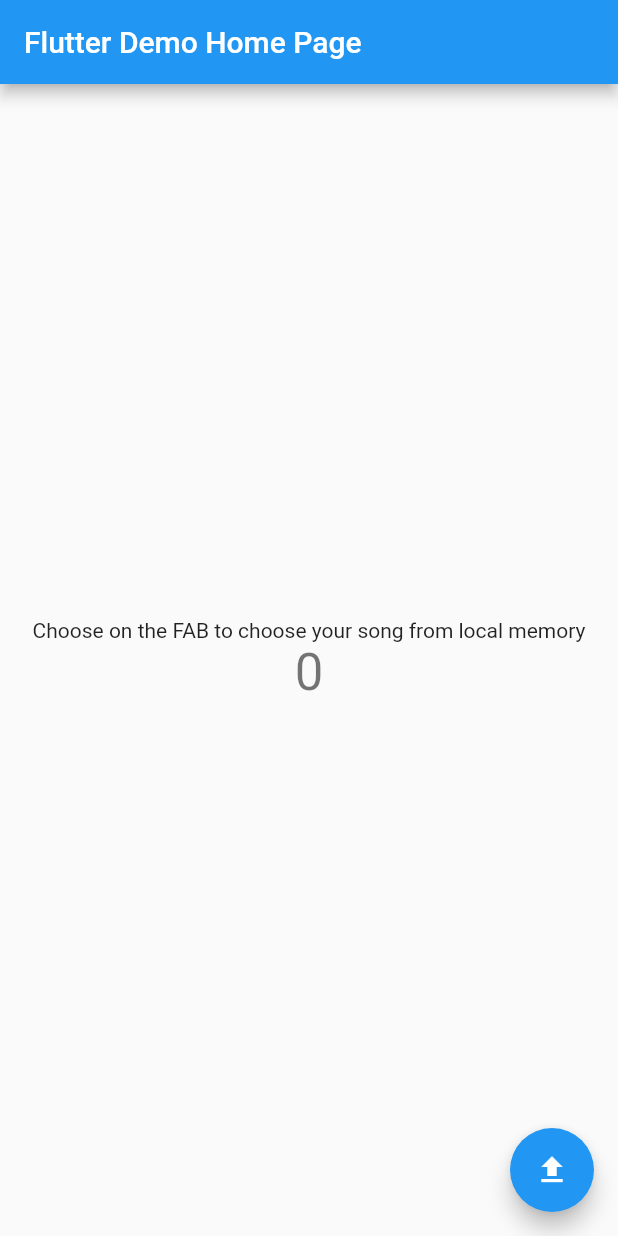
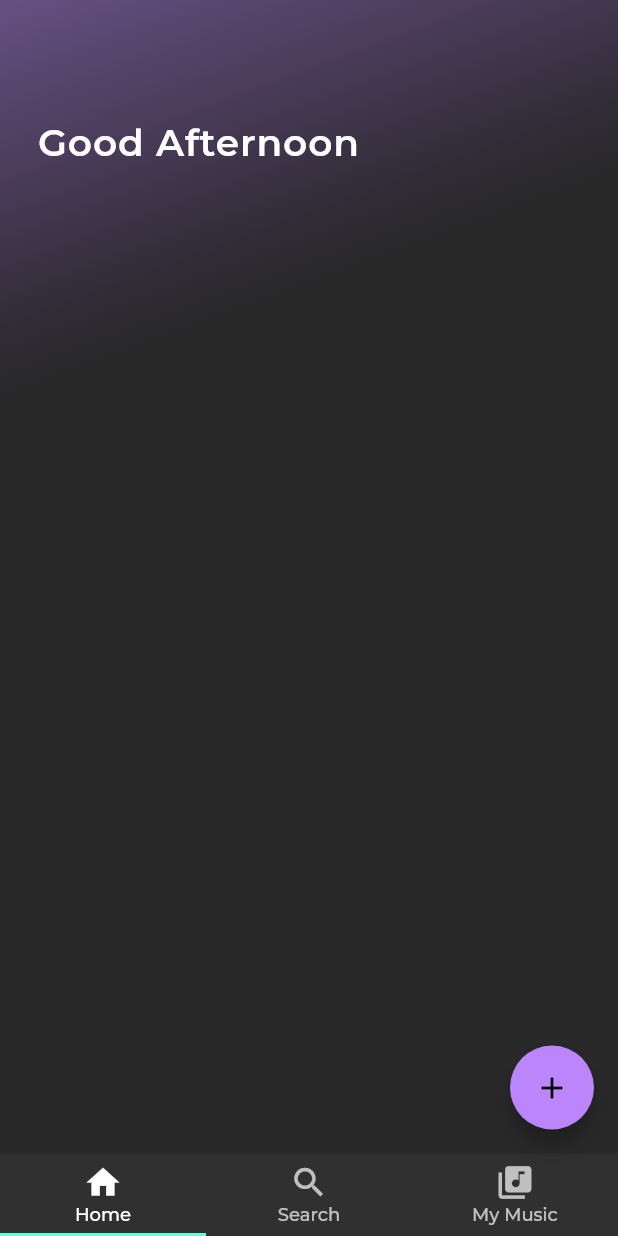
Before and after one commit to Dhiraj03/SpotifyClone, a Flutter app: the screen it shows after launch, on a phone screen of 412 x 824 dp. Run offline on Flutter 3.47's test engine with Material 2 defaults, Android fonts, the phone set to English and light mode, and no system bars; our stand-ins replace assets_audio_player, bloc, equatable, file_picker, flutter_icons, google_fonts and 1 more; accounts and stored records are empty; generated files the repository leaves out were written again.

Commit message:
Home and Dashboard Page skeleton done

```diff
--- a/lib/core/audio_player.dart
+++ b/lib/core/audio_player.dart
@@ -1,6 +1,7 @@
 import 'package:assets_audio_player/assets_audio_player.dart';
+import 'package:flutter/cupertino.dart';
 
-class AudioPlayer {
+class AudioPlayer extends ChangeNotifier{
   final audioPlayer = AssetsAudioPlayer();
   Future<void> playSong(int id) async{
 
--- a/lib/main.dart
+++ b/lib/main.dart
@@ -1,13 +1,18 @@
+import 'package:SpotifyClone/core/audio_player.dart';
 import 'package:SpotifyClone/data/models/album_art_model.dart';
 import 'package:SpotifyClone/data/models/playlist_model.dart';
 import 'package:SpotifyClone/data/models/song_details_model.dart';
+import 'package:SpotifyClone/presentation/pages/dashboard_page.dart';
 import 'package:flutter/material.dart';
 import 'package:file_picker/file_picker.dart';
 import 'package:assets_audio_player/assets_audio_player.dart';
+import 'package:google_fonts/google_fonts.dart';
 import 'package:hive/hive.dart';
 import 'package:path_provider/path_provider.dart' as path_provider;
+import 'package:provider/provider.dart';
 
 void main() async {
+  WidgetsFlutterBinding.ensureInitialized();
   final appDocumentDir = await path_provider.getApplicationDocumentsDirectory();
   Hive.init(appDocumentDir.path);
   Hive.registerAdapter(AlbumArtModelAdapter());
@@ -23,59 +28,10 @@ class MyApp extends StatelessWidget {
   @override
   Widget build(BuildContext context) {
     return MaterialApp(
-      title: 'Flutter Demo',
-      theme: ThemeData(
-        primarySwatch: Colors.blue,
-        visualDensity: VisualDensity.adaptivePlatformDensity,
-      ),
-      home: MyHomePage(title: 'Flutter Demo Home Page'),
-    );
+        debugShowCheckedModeBanner: false,
+        theme: ThemeData.dark(),
+        title: 'SpotifyClone',
+        home: ChangeNotifierProvider<AudioPlayer>(
+            create: (_) => AudioPlayer(), child: DashboardPage()));
   }
 }
-
-class MyHomePage extends StatefulWidget {
-  MyHomePage({Key key, this.title}) : super(key: key);
-  final String title;
-  @override
-  _MyHomePageState createState() => _MyHomePageState();
-}
-
-class _MyHomePageState extends State<MyHomePage> {
-  int _counter = 0;
-
-  void pickMusic() async {
-    final file = await FilePicker.getFile();
-    print('File path' + file.path);
-    final assetsAudioPlayer = AssetsAudioPlayer();
-    await assetsAudioPlayer.open(Audio.file(file.path), showNotification: true);
-    await assetsAudioPlayer.play();
-  }
-
-  @override
-  Widget build(BuildContext context) {
-    return Scaffold(
-      appBar: AppBar(
-        title: Text(widget.title),
-      ),
-      body: Center(
-        child: Column(
-          mainAxisAlignment: MainAxisAlignment.center,
-          children: <Widget>[
-            Text(
-              'Choose on the FAB to choose your song from local memory',
-            ),
-            Text(
-              '$_counter',
-              style: Theme.of(context).textTheme.headline4,
-            ),
-          ],
-        ),
-      ),
-      floatingActionButton: FloatingActionButton(
-        onPressed: pickMusic,
-        tooltip: 'Increment',
-        child: Icon(Icons.file_upload),
-      ),
-    );
-  }
-}
--- /dev/null
+++ b/lib/presentation/bloc/bloc/dashboard_bloc.dart
@@ -0,0 +1,18 @@
+import 'dart:async';
+
+import 'package:bloc/bloc.dart';
+import 'package:equatable/equatable.dart';
+
+part 'dashboard_event.dart';
+part 'dashboard_state.dart';
+
+// class DashboardBloc extends Bloc<DashboardEvent, DashboardState> {
+
+
+//   @override
+//   Stream<DashboardState> mapEventToState(
+//     DashboardEvent event,
+//   ) async* {
+
+//   }
+// }
--- /dev/null
+++ b/lib/presentation/bloc/bloc/dashboard_event.dart
@@ -0,0 +1,8 @@
+part of 'dashboard_bloc.dart';
+
+abstract class DashboardEvent extends Equatable {
+  const DashboardEvent();
+
+  @override
+  List<Object> get props => [];
+}
--- /dev/null
+++ b/lib/presentation/bloc/bloc/dashboard_state.dart
@@ -0,0 +1,10 @@
+part of 'dashboard_bloc.dart';
+
+abstract class DashboardState extends Equatable {
+  @override
+  List<Object> get props => [];
+}
+
+class DashboardInitial extends DashboardState {
+
+}
--- /dev/null
+++ b/lib/presentation/pages/dashboard_page.dart
@@ -0,0 +1,77 @@
+import 'package:SpotifyClone/presentation/pages/home_page.dart';
+import 'package:flutter/material.dart';
+import 'package:flutter_icons/flutter_icons.dart';
+import 'package:google_fonts/google_fonts.dart';
+
+class DashboardPage extends StatefulWidget {
+  @override
+  _DashboardPageState createState() => _DashboardPageState();
+}
+
+class _DashboardPageState extends State<DashboardPage>
+    with SingleTickerProviderStateMixin {
+  PageController pageController;
+  TabController tabController;
+  @override
+  void initState() {
+    pageController = PageController();
+    tabController = TabController(length: 3, vsync: this);
+    super.initState();
+  }
+
+  @override
+  Widget build(BuildContext context) {
+    return Scaffold(
+      floatingActionButton: FloatingActionButton(onPressed: (){},
+      child: Icon(Icons.add),backgroundColor: Color(0xFFBB86FC),),
+      bottomNavigationBar: Container(
+        height: 55,
+        child: TabBar(
+          indicatorPadding: EdgeInsets.zero,
+          labelPadding: EdgeInsets.zero,
+          controller: tabController, tabs: [
+          Tab(
+
+            iconMargin: EdgeInsets.all(1),
+            icon: Icon(
+              Icons.home,
+              size: 26,
+            ),
+            child: Text(
+              'Home',
+            style: GoogleFonts.montserrat(fontSize: 12),
+            ),
+          ),
+          Tab(
+
+            iconMargin: EdgeInsets.all(1),
+            icon: Icon(
+              Icons.search,
+              size: 26,
+            ),
+            child: Text(
+              'Search',
+            style: GoogleFonts.montserrat(fontSize: 12),
+            ),
+          ),
+          Tab(
+            iconMargin: EdgeInsets.all(1),
+            icon: Icon(
+             MaterialIcons.library_music,
+              size: 26,
+            ),
+            child: Text(
+              'My Music',
+              style: GoogleFonts.montserrat(fontSize: 12),
+            ),
+          ),
+        ]),
+      ),
+
+      body: PageView(
+        controller: pageController,
+        children: <Widget>[HomePage()],
+      ),
+    );
+  }
+}
--- /dev/null
+++ b/lib/presentation/pages/home_page.dart
@@ -0,0 +1,27 @@
+import 'package:flutter/material.dart';
+import 'package:google_fonts/google_fonts.dart';
+
+class HomePage extends StatefulWidget {
+  @override
+  _HomePageState createState() => _HomePageState();
+}
+
+class _HomePageState extends State<HomePage> {
+  @override
+  Widget build(BuildContext context) {
+    return Container(
+      decoration: BoxDecoration(
+          gradient: LinearGradient(
+              begin: FractionalOffset(0, 0),
+              end: FractionalOffset(0.22, 0.32),
+              colors: [Color(0xE06E548F),Color(0xE05B4773),Color(0xE0483A58),Color(0xE0342E3C), Theme.of(context).primaryColor.withAlpha(130)])),
+      child: ListView(
+        shrinkWrap: true,
+        padding: EdgeInsets.only(left : 25, top:80),
+        children: <Widget>[
+          Text('Good Afternoon', style: GoogleFonts.montserrat(fontSize: 25, fontWeight: FontWeight.w600, letterSpacing: 0.6),)
+        ],
+      ),
+    );
+  }
+}
--- a/pubspec.yaml
+++ b/pubspec.yaml
@@ -33,7 +33,10 @@ dependencies:
   # The following adds the Cupertino Icons font to your application.
   # Use with the CupertinoIcons class for iOS style icons.
   cupertino_icons: ^0.1.3
-
+  flutter_bloc: ^6.0.1
+  bloc: ^6.0.2
+  provider: ^4.3.2
+  flutter_icons: ^1.1.0
 dev_dependencies:
   flutter_test:
     sdk: flutter
```
Also changed, not shown: pubspec.lock.
